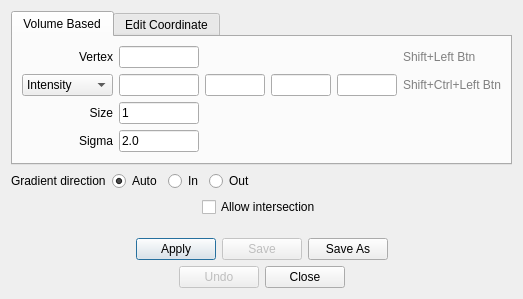
Before: the Qt Designer form freeview/DialogRepositionSurface.ui in freesurfer/freesurfer, drawn with Qt 5.
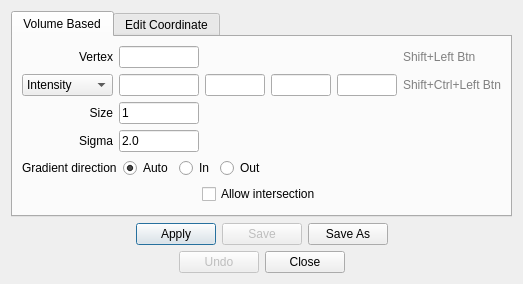
After: the same form once the commit is applied.

Commit message: Improve repositioning surface function

What changed in the file:
```diff
--- a/freeview/DialogRepositionSurface.ui
+++ b/freeview/DialogRepositionSurface.ui
@@ -178,6 +178,115 @@
          </item>
         </layout>
        </item>
+       <item>
+        <layout class="QHBoxLayout" name="horizontalLayout_6">
+         <property name="topMargin">
+          <number>0</number>
+         </property>
+         <item>
+          <widget class="QLabel" name="label_8">
+           <property name="text">
+            <string>Gradient direction</string>
+           </property>
+          </widget>
+         </item>
+         <item>
+          <widget class="QRadioButton" name="radioButtonForceDirectionAuto">
+           <property name="text">
+            <string>Auto</string>
+           </property>
+           <property name="checked">
+            <bool>true</bool>
+           </property>
+           <property name="autoExclusive">
+            <bool>true</bool>
+           </property>
+           <attribute name="buttonGroup">
+            <string>buttonGroup</string>
+           </attribute>
+          </widget>
+         </item>
+         <item>
+          <widget class="QRadioButton" name="radioButtonForceDirectionIn">
+           <property name="text">
+            <string>In</string>
+           </property>
+           <property name="autoExclusive">
+            <bool>true</bool>
+           </property>
+           <attribute name="buttonGroup">
+            <string>buttonGroup</string>
+           </attribute>
+          </widget>
+         </item>
+         <item>
+          <widget class="QRadioButton" name="radioButtonForceDirectionOut">
+           <property name="text">
+            <string>Out</string>
+           </property>
+           <property name="autoExclusive">
+            <bool>true</bool>
+           </property>
+           <attribute name="buttonGroup">
+            <string>buttonGroup</string>
+           </attribute>
+          </widget>
+         </item>
+         <item>
+          <spacer name="horizontalSpacer">
+           <property name="orientation">
+            <enum>Qt::Horizontal</enum>
+           </property>
+           <property name="sizeHint" stdset="0">
+            <size>
+             <width>0</width>
+             <height>5</height>
+            </size>
+           </property>
+          </spacer>
+         </item>
+        </layout>
+       </item>
+       <item>
+        <layout class="QHBoxLayout" name="horizontalLayout_8">
+         <property name="topMargin">
+          <number>0</number>
+         </property>
+         <item>
+          <spacer name="horizontalSpacer_9">
+           <property name="orientation">
+            <enum>Qt::Horizontal</enum>
+           </property>
+           <property name="sizeHint" stdset="0">
+            <size>
+             <width>5</width>
+             <height>5</height>
+            </size>
+           </property>
+          </spacer>
+         </item>
+         <item>
+          <widget class="QCheckBox" name="checkBoxAllowIntersection">
+           <property name="text">
+            <string>Allow intersection</string>
+           </property>
+          </widget>
+         </item>
+         <item>
+          <spacer name="horizontalSpacer_10">
+           <property name="orientation">
+            <enum>Qt::Horizontal</enum>
+           </property>
+           <property name="sizeHint" stdset="0">
+            <size>
+             <width>5</width>
+             <height>5</height>
+            </size>
+           </property>
+          </spacer>
+         </item>
+        </layout>
+       </item>
        <item>
         <spacer name="verticalSpacer">
          <property name="orientation">
@@ -364,131 +473,6 @@
      </widget>
     </widget>
    </item>
-   <item>
-    <layout class="QHBoxLayout" name="horizontalLayout_6">
-     <property name="topMargin">
-      <number>0</number>
-     </property>
-     <item>
-      <widget class="QLabel" name="label_8">
-       <property name="text">
-        <string>Gradient direction</string>
-       </property>
-      </widget>
-     </item>
-     <item>
-      <widget class="QRadioButton" name="radioButtonForceDirectionAuto">
-       <property name="text">
-        <string>Auto</string>
-       </property>
-       <property name="checked">
-        <bool>true</bool>
-       </property>
-       <property name="autoExclusive">
-        <bool>true</bool>
-       </property>
-       <attribute name="buttonGroup">
-        <string>buttonGroup</string>
-       </attribute>
-      </widget>
-     </item>
-     <item>
-      <widget class="QRadioButton" name="radioButtonForceDirectionIn">
-       <property name="text">
-        <string>In</string>
-       </property>
-       <property name="autoExclusive">
-        <bool>true</bool>
-       </property>
-       <attribute name="buttonGroup">
-        <string>buttonGroup</string>
-       </attribute>
-      </widget>
-     </item>
-     <item>
-      <widget class="QRadioButton" name="radioButtonForceDirectionOut">
-       <property name="text">
-        <string>Out</string>
-       </property>
-       <property name="autoExclusive">
-        <bool>true</bool>
-       </property>
-       <attribute name="buttonGroup">
-        <string>buttonGroup</string>
-       </attribute>
-      </widget>
-     </item>
-     <item>
-      <spacer name="horizontalSpacer">
-       <property name="orientation">
-        <enum>Qt::Horizontal</enum>
-       </property>
-       <property name="sizeHint" stdset="0">
-        <size>
-         <width>0</width>
-         <height>5</height>
-        </size>
-       </property>
-      </spacer>
-     </item>
-    </layout>
-   </item>
-   <item>
-    <layout class="QHBoxLayout" name="horizontalLayout_8">
-     <property name="topMargin">
-      <number>0</number>
-     </property>
-     <item>
-      <spacer name="horizontalSpacer_9">
-       <property name="orientation">
-        <enum>Qt::Horizontal</enum>
-       </property>
-       <property name="sizeHint" stdset="0">
-        <size>
-         <width>5</width>
-         <height>5</height>
-        </size>
-       </property>
-      </spacer>
-     </item>
-     <item>
-      <widget class="QCheckBox" name="checkBoxAllowIntersection">
-       <property name="text">
-        <string>Allow intersection</string>
-       </property>
-      </widget>
-     </item>
-     <item>
-      <spacer name="horizontalSpacer_10">
-       <property name="orientation">
-        <enum>Qt::Horizontal</enum>
-       </property>
-       <property name="sizeHint" stdset="0">
-        <size>
-         <width>5</width>
-         <height>5</height>
-        </size>
-       </property>
-      </spacer>
-     </item>
-    </layout>
-   </item>
-   <item>
-    <spacer name="verticalSpacer_3">
-     <property name="orientation">
-      <enum>Qt::Vertical</enum>
-     </property>
-     <property name="sizeType">
-      <enum>QSizePolicy::Fixed</enum>
-     </property>
-     <property name="sizeHint" stdset="0">
-      <size>
-       <width>20</width>
-       <height>15</height>
-      </size>
-     </property>
-    </spacer>
-   </item>
    <item>
     <layout class="QHBoxLayout" name="horizontalLayout">
      <item>
```
Left out of the diff: 30 changed lines with no effect on the pictures. The commit also changes 4 other files.
